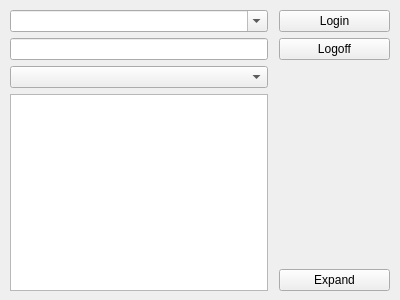
The window that mainwidget.ui (zonyitoo/qYaH3C) describes before a commit, drawn with Qt 5.
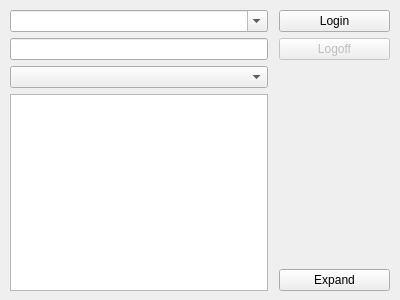
The same window after the commit.

```diff
--- a/mainwidget.ui
+++ b/mainwidget.ui
@@ -10,10 +10,22 @@
     <height>300</height>
    </rect>
   </property>
+  <property name="sizePolicy">
+   <sizepolicy hsizetype="Fixed" vsizetype="Fixed">
+    <horstretch>0</horstretch>
+    <verstretch>0</verstretch>
+   </sizepolicy>
+  </property>
+  <property name="maximumSize">
+   <size>
+    <width>400</width>
+    <height>300</height>
+   </size>
+  </property>
   <property name="windowTitle">
    <string>Form</string>
   </property>
-  <widget class="QWidget" name="">
+  <widget class="QWidget" name="layoutWidget">
    <property name="geometry">
     <rect>
      <x>10</x>
@@ -45,7 +57,7 @@
     </item>
    </layout>
   </widget>
-  <widget class="QWidget" name="">
+  <widget class="QWidget" name="layoutWidget">
    <property name="geometry">
     <rect>
      <x>279</x>
@@ -64,6 +76,9 @@
     </item>
     <item>
      <widget class="QPushButton" name="logoffButton">
+      <property name="enabled">
+       <bool>false</bool>
+      </property>
       <property name="text">
        <string>Logoff</string>
       </property>
```
Left out of the diff: 9 changed lines with no effect on the pictures.
